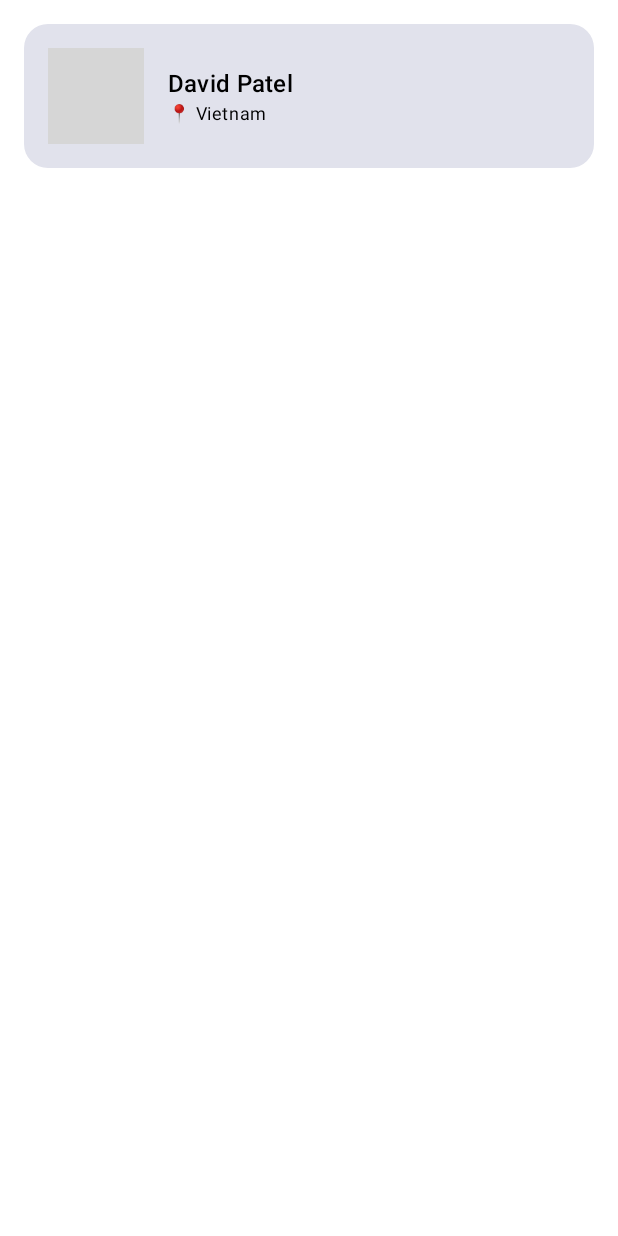
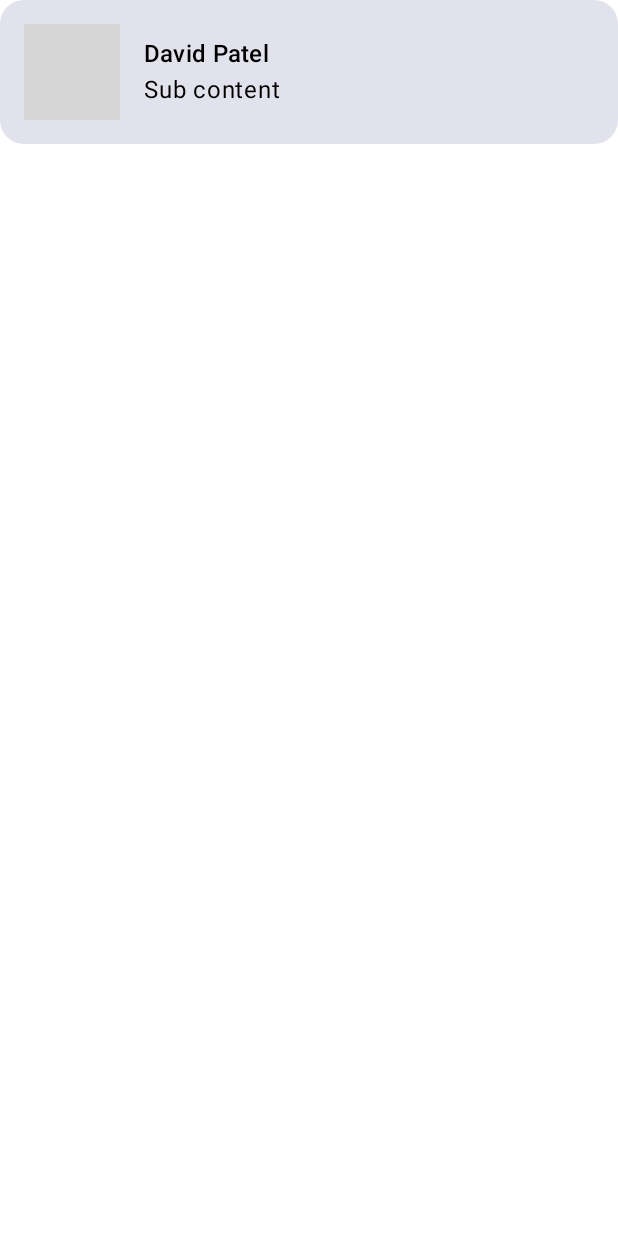
Before and after one commit to YellowCodeBooks/github-user-browser-android, an Android app built with Jetpack Compose: the @Preview function PreviewUserCard, on a phone screen of 412 x 824 dp. Run offline under Robolectric (Android 15) with nearby library versions, the phone set to English and light mode, and no system bars; pictures from the network do not load; grey boxes are pictures that could not be loaded.

```diff
--- a/app/src/main/java/com/peterdanh/githubuserbrowser/presentation/component/UserCard.kt
+++ b/app/src/main/java/com/peterdanh/githubuserbrowser/presentation/component/UserCard.kt
@@ -25,13 +25,12 @@ import com.peterdanh.githubuserbrowser.presentation.theme.GitHubUserBrowserAndro
 fun UserCard(
     avatarUrl: String,
     name: String,
-    location: String?,
-    modifier: Modifier = Modifier
+    modifier: Modifier = Modifier,
+    subtitleContent: @Composable () -> Unit
 ) {
     Row(
         modifier = modifier
             .fillMaxWidth()
-            .padding(16.dp)
             .clip(RoundedCornerShape(16.dp))
             .background(MaterialTheme.colorScheme.surfaceVariant)
             .padding(16.dp),
@@ -47,9 +46,7 @@ fun UserCard(
         Spacer(modifier = Modifier.width(16.dp))
         Column {
             Text(text = name, style = MaterialTheme.typography.titleMedium)
-            if (!location.isNullOrEmpty()) {
-                Text(text = "📍 $location", style = MaterialTheme.typography.bodySmall)
-            }
+            subtitleContent()
         }
     }
 }
@@ -60,8 +57,9 @@ fun PreviewUserCard() {
     GitHubUserBrowserAndroidTheme {
         UserCard(
             avatarUrl = "https://avatars.githubusercontent.com/u/1?v=4",
-            name = "David Patel",
-            location = "Vietnam"
-        )
+            name = "David Patel"
+        ) {
+            Text("Sub content")
+        }
     }
 }
```
Also changed, not shown: app/src/main/java/com/peterdanh/githubuserbrowser/presentation/screen/detail/DetailScreen.kt (+12 -2 lines), app/src/main/java/com/peterdanh/githubuserbrowser/presentation/screen/home/HomeScreen.kt (+15 -39 lines).
